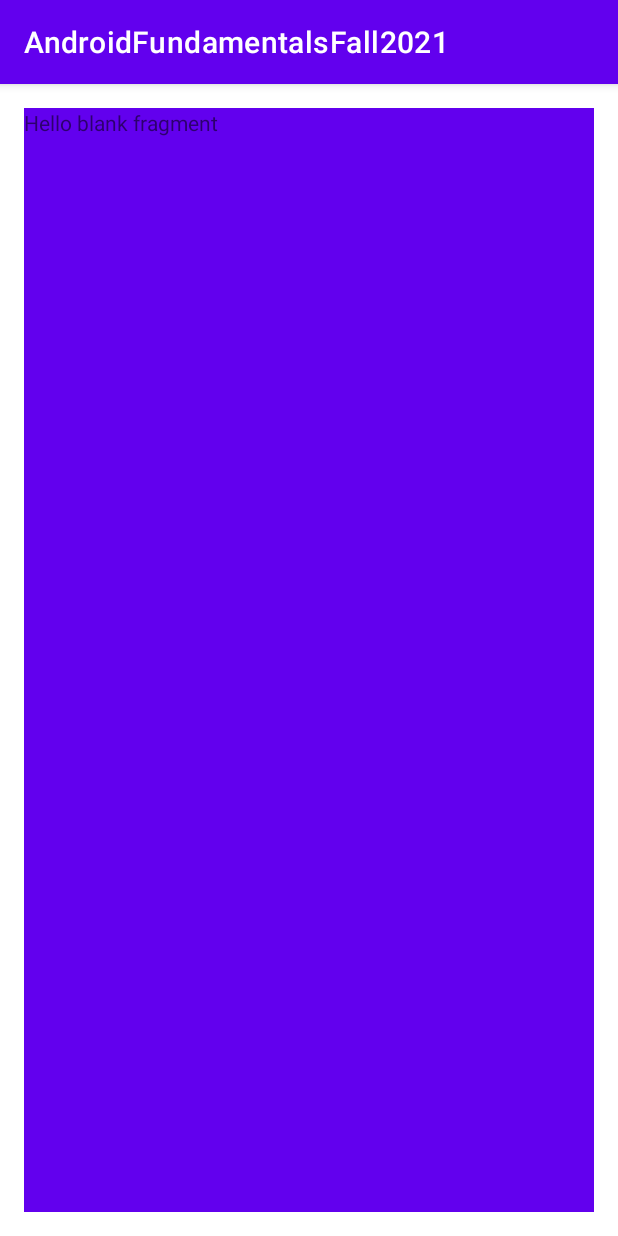
After one commit to magdamiu/AndroidFundamentalsFall2021, an Android app: the BlankFragment screen opened directly, with no data from a screen before it, on a phone screen of 412 x 824 dp. The commit adds this screen. Run offline under Robolectric (Android 15) with nearby library versions, the phone set to English and light mode, and no system bars.

Commit message:
adding a static fragment in a host activity

```diff
--- a/app/build.gradle
+++ b/app/build.gradle
@@ -35,6 +35,7 @@ dependencies {
     implementation 'com.google.android.material:material:1.4.0'
     implementation 'androidx.constraintlayout:constraintlayout:2.1.1'
     implementation 'com.squareup.picasso:picasso:2.71828'
+    implementation 'androidx.legacy:legacy-support-v4:1.0.0'
     testImplementation 'junit:junit:4.+'
     androidTestImplementation 'androidx.test.ext:junit:1.1.3'
     androidTestImplementation 'androidx.test.espresso:espresso-core:3.4.0'
--- a/app/src/main/AndroidManifest.xml
+++ b/app/src/main/AndroidManifest.xml
@@ -11,6 +11,9 @@
         android:roundIcon="@mipmap/ic_launcher_round"
         android:supportsRtl="true"
         android:theme="@style/Theme.AndroidFundamentalsFall2021">
+        <activity
+            android:name=".fragment.HostActivity"
+            android:exported="false" />
         <activity
             android:name=".LearnActivity"
             android:exported="true">
@@ -28,8 +31,7 @@
             android:exported="false" />
         <activity
             android:name=".MainActivity"
-            android:exported="true">
-        </activity>
+            android:exported="true"></activity>
     </application>
 
 </manifest>
--- /dev/null
+++ b/app/src/main/java/com/magdamiu/androidfundamentalsfall2021/fragment/BlankFragment.java
@@ -0,0 +1,66 @@
+package com.magdamiu.androidfundamentalsfall2021.fragment;
+
+import android.os.Bundle;
+
+import androidx.fragment.app.Fragment;
+
+import android.view.LayoutInflater;
+import android.view.View;
+import android.view.ViewGroup;
+
+import com.magdamiu.androidfundamentalsfall2021.R;
+
+/**
+ * A simple {@link Fragment} subclass.
+ * Use the {@link BlankFragment#newInstance} factory method to
+ * create an instance of this fragment.
+ */
+public class BlankFragment extends Fragment {
+
+    // TODO: Rename parameter arguments, choose names that match
+    // the fragment initialization parameters, e.g. ARG_ITEM_NUMBER
+    private static final String ARG_PARAM1 = "param1";
+    private static final String ARG_PARAM2 = "param2";
+
+    // TODO: Rename and change types of parameters
+    private String mParam1;
+    private String mParam2;
+
+    public BlankFragment() {
+        // Required empty public constructor
+    }
+
+    /**
+     * Use this factory method to create a new instance of
+     * this fragment using the provided parameters.
+     *
+     * @param param1 Parameter 1.
+     * @param param2 Parameter 2.
+     * @return A new instance of fragment BlankFragment.
+     */
+    // TODO: Rename and change types and number of parameters
+    public static BlankFragment newInstance(String param1, String param2) {
+        BlankFragment fragment = new BlankFragment();
+        Bundle args = new Bundle();
+        args.putString(ARG_PARAM1, param1);
+        args.putString(ARG_PARAM2, param2);
+        fragment.setArguments(args);
+        return fragment;
+    }
+
+    @Override
+    public void onCreate(Bundle savedInstanceState) {
+        super.onCreate(savedInstanceState);
+        if (getArguments() != null) {
+            mParam1 = getArguments().getString(ARG_PARAM1);
+            mParam2 = getArguments().getString(ARG_PARAM2);
+        }
+    }
+
+    @Override
+    public View onCreateView(LayoutInflater inflater, ViewGroup container,
+                             Bundle savedInstanceState) {
+        // Inflate the layout for this fragment
+        return inflater.inflate(R.layout.fragment_blank, container, false);
+    }
+}
--- /dev/null
+++ b/app/src/main/java/com/magdamiu/androidfundamentalsfall2021/fragment/HostActivity.java
@@ -0,0 +1,16 @@
+package com.magdamiu.androidfundamentalsfall2021.fragment;
+
+import androidx.appcompat.app.AppCompatActivity;
+
+import android.os.Bundle;
+
+import com.magdamiu.androidfundamentalsfall2021.R;
+
+public class HostActivity extends AppCompatActivity {
+
+    @Override
+    protected void onCreate(Bundle savedInstanceState) {
+        super.onCreate(savedInstanceState);
+        setContentView(R.layout.activity_host);
+    }
+}
--- /dev/null
+++ b/app/src/main/res/layout/activity_host.xml
@@ -0,0 +1,23 @@
+<?xml version="1.0" encoding="utf-8"?>
+<androidx.constraintlayout.widget.ConstraintLayout xmlns:android="http://schemas.android.com/apk/res/android"
+    xmlns:app="http://schemas.android.com/apk/res-auto"
+    xmlns:tools="http://schemas.android.com/tools"
+    android:layout_width="match_parent"
+    android:layout_height="match_parent"
+    tools:context=".fragment.HostActivity">
+
+    <fragment
+        android:id="@+id/blankStaticFragment"
+        android:name="com.magdamiu.androidfundamentalsfall2021.fragment.BlankFragment"
+        android:layout_width="0dp"
+        android:layout_height="0dp"
+        android:layout_marginStart="16dp"
+        android:layout_marginTop="16dp"
+        android:layout_marginEnd="16dp"
+        android:layout_marginBottom="16dp"
+        app:layout_constraintBottom_toBottomOf="parent"
+        app:layout_constraintEnd_toEndOf="parent"
+        app:layout_constraintStart_toStartOf="parent"
+        app:layout_constraintTop_toTopOf="parent" />
+
+</androidx.constraintlayout.widget.ConstraintLayout>
--- /dev/null
+++ b/app/src/main/res/layout/fragment_blank.xml
@@ -0,0 +1,15 @@
+<?xml version="1.0" encoding="utf-8"?>
+<FrameLayout xmlns:android="http://schemas.android.com/apk/res/android"
+    xmlns:tools="http://schemas.android.com/tools"
+    android:layout_width="match_parent"
+    android:layout_height="match_parent"
+    android:background="@color/purple_500"
+    tools:context=".fragment.BlankFragment">
+
+    <!-- TODO: Update blank fragment layout -->
+    <TextView
+        android:layout_width="match_parent"
+        android:layout_height="match_parent"
+        android:text="@string/hello_blank_fragment" />
+
+</FrameLayout>
--- a/app/src/main/res/values/strings.xml
+++ b/app/src/main/res/values/strings.xml
@@ -51,4 +51,7 @@ ConstraintLayout* - position and size widgets in a flexible way
     <string name="call_a_number">Call a number</string>
     <string name="open_a_webpage">Open a webpage</string>
     <string name="launch_start_for_result">Launch Start for Result</string>
+    <!-- TODO: Remove or change this placeholder text -->
+    <string name="hello_blank_fragment">Hello blank fragment</string>
+    <string name="start_host_activity">Start Host Activity</string>
 </resources>
```
Also changed, not shown: app/src/main/java/com/magdamiu/androidfundamentalsfall2021/LearnActivity.java (+20 -1 lines), app/src/main/res/layout/activity_learn.xml (+10 -0 lines).
